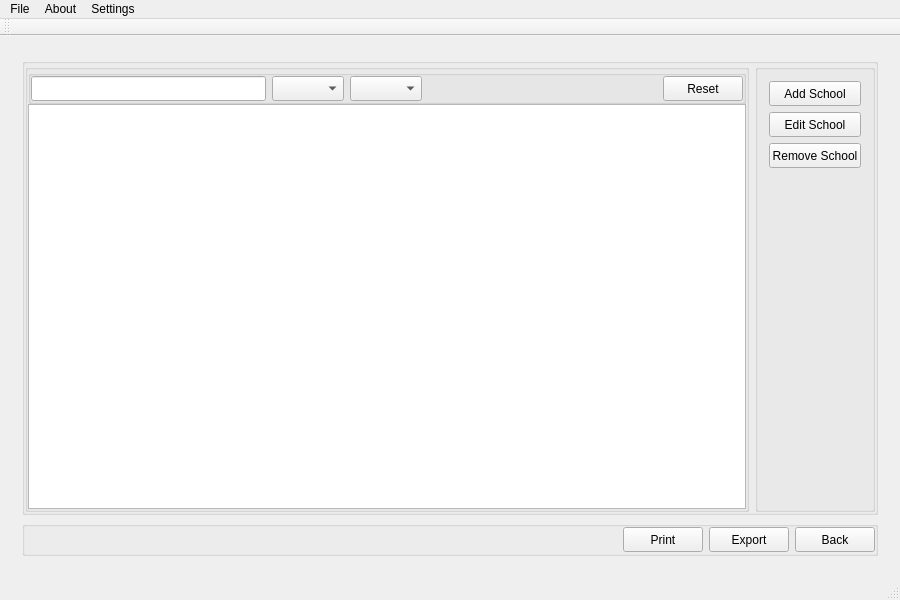
First picture: the form in QuickManager/mainwindow.ui, repository Vijay13/QuickManager, before the edit.
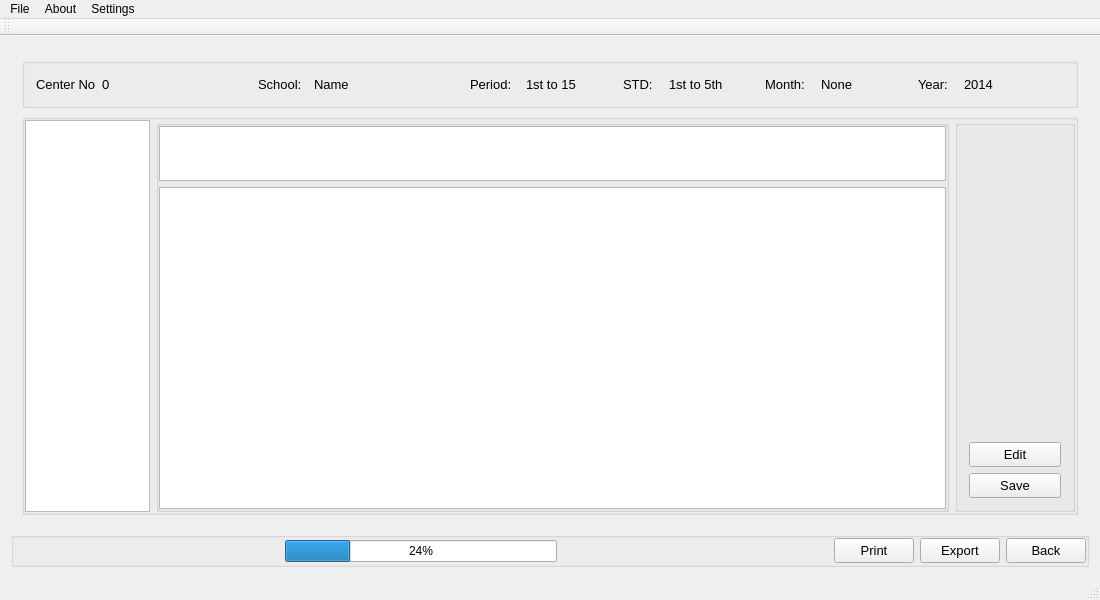
Second picture: the form after the edit.

What changed in the file:
```diff
--- a/QuickManager/mainwindow.ui
+++ b/QuickManager/mainwindow.ui
@@ -6,7 +6,7 @@
    <rect>
     <x>0</x>
     <y>0</y>
-    <width>900</width>
+    <width>1100</width>
     <height>600</height>
    </rect>
   </property>
@@ -18,7 +18,7 @@
     <item>
      <widget class="QStackedWidget" name="AllStackWidget">
       <property name="currentIndex">
-       <number>2</number>
+       <number>3</number>
       </property>
       <widget class="QWidget" name="MainStackWidget">
        <layout class="QGridLayout" name="gridLayout">
@@ -303,7 +303,11 @@
                </widget>
               </item>
               <item>
-               <widget class="QTableView" name="tableViewSchools"/>
+               <widget class="QTableView" name="tableViewSchools">
+                <property name="wordWrap">
+                 <bool>false</bool>
+                </property>
+               </widget>
               </item>
              </layout>
             </widget>
@@ -340,6 +344,11 @@
                   <height>16777215</height>
                  </size>
                 </property>
+                <property name="font">
+                 <font>
+                  <pointsize>10</pointsize>
+                 </font>
+                </property>
                 <property name="text">
                  <string>Add School</string>
                 </property>
@@ -359,6 +368,11 @@
                   <height>16777215</height>
                  </size>
                 </property>
+                <property name="font">
+                 <font>
+                  <pointsize>10</pointsize>
+                 </font>
+                </property>
                 <property name="text">
                  <string>Edit School</string>
                 </property>
@@ -378,6 +392,11 @@
                   <height>16777215</height>
                  </size>
                 </property>
+                <property name="font">
+                 <font>
+                  <pointsize>10</pointsize>
+                 </font>
+                </property>
                 <property name="text">
                  <string>Remove School</string>
                 </property>
@@ -402,80 +421,414 @@
           </layout>
          </widget>
         </item>
+       </layout>
+      </widget>
+      <widget class="QWidget" name="SchoolBillPage">
+       <layout class="QVBoxLayout" name="verticalLayout_5">
         <item>
-         <widget class="QGroupBox" name="groupBoxControl">
+         <widget class="QGroupBox" name="groupBoxHeader">
           <property name="minimumSize">
            <size>
             <width>0</width>
-            <height>35</height>
+            <height>50</height>
+           </size>
+          </property>
+          <property name="maximumSize">
+           <size>
+            <width>16777215</width>
+            <height>50</height>
            </size>
           </property>
           <property name="title">
            <string/>
           </property>
-          <layout class="QHBoxLayout" name="horizontalLayout_5">
-           <property name="spacing">
-            <number>6</number>
-           </property>
-           <property name="topMargin">
-            <number>0</number>
-           </property>
-           <property name="rightMargin">
-            <number>0</number>
-           </property>
-           <property name="bottomMargin">
-            <number>0</number>
-           </property>
+          <layout class="QHBoxLayout" name="horizontalLayout_8">
            <item>
-            <spacer name="horizontalSpacer">
-             <property name="orientation">
-              <enum>Qt::Horizontal</enum>
-             </property>
-             <property name="sizeHint" stdset="0">
-              <size>
-               <width>40</width>
-               <height>20</height>
-              </size>
-             </property>
-            </spacer>
-           </item>
-           <item>
-            <widget class="QPushButton" name="pushButtonPrintSchools">
-             <property name="minimumSize">
-              <size>
-               <width>0</width>
-               <height>25</height>
-              </size>
-             </property>
-             <property name="text">
-              <string>Print</string>
-             </property>
-            </widget>
-           </item>
-           <item>
-            <widget class="QPushButton" name="pushButtonExportSchools">
-             <property name="minimumSize">
-              <size>
-               <width>0</width>
-               <height>25</height>
-              </size>
-             </property>
-             <property name="text">
-              <string>Export</string>
-             </property>
-            </widget>
-           </item>
-           <item>
-            <widget class="QPushButton" name="pushButtonBack">
-             <property name="minimumSize">
+            <widget class="QLabel" name="labelCenterNoTitle">
+             <property name="maximumSize">
               <size>
                <width>60</width>
-               <height>25</height>
+               <height>16777215</height>
               </size>
              </property>
+             <property name="font">
+              <font>
+               <pointsize>10</pointsize>
+              </font>
+             </property>
              <property name="text">
-              <string>Back</string>
+              <string>Center No.</string>
              </property>
+            </widget>
+           </item>
+           <item>
+            <widget class="QLabel" name="labelBMCenterBody">
+             <property name="minimumSize">
+              <size>
+               <width>150</width>
+               <height>0</height>
+              </size>
+             </property>
+             <property name="font">
+              <font>
+               <pointsize>10</pointsize>
+              </font>
+             </property>
+             <property name="text">
+              <string>0</string>
+             </property>
+            </widget>
+           </item>
+           <item>
+            <widget class="QLabel" name="labelSchoolTitle">
+             <property name="maximumSize">
+              <size>
+               <width>50</width>
+               <height>16777215</height>
+              </size>
+             </property>
+             <property name="font">
+              <font>
+               <pointsize>10</pointsize>
+              </font>
+             </property>
+             <property name="text">
+              <string>School: </string>
+             </property>
+            </widget>
+           </item>
+           <item>
+            <widget class="QLabel" name="labelBMSchoolBody">
+             <property name="minimumSize">
+              <size>
+               <width>150</width>
+               <height>0</height>
+              </size>
+             </property>
+             <property name="font">
+              <font>
+               <pointsize>10</pointsize>
+              </font>
+             </property>
+             <property name="text">
+              <string>Name</string>
+             </property>
+            </widget>
+           </item>
+           <item>
+            <widget class="QLabel" name="labelPeriodTitle">
+             <property name="maximumSize">
+              <size>
+               <width>50</width>
+               <height>16777215</height>
+              </size>
+             </property>
+             <property name="font">
+              <font>
+               <pointsize>10</pointsize>
+              </font>
+             </property>
+             <property name="text">
+              <string>Period:</string>
+             </property>
+            </widget>
+           </item>
+           <item>
+            <widget class="QLabel" name="labelBMPeriodBody">
+             <property name="maximumSize">
+              <size>
+               <width>150</width>
+               <height>16777215</height>
+              </size>
+             </property>
+             <property name="font">
+              <font>
+               <pointsize>10</pointsize>
+              </font>
+             </property>
+             <property name="text">
+              <string>1st to 15</string>
+             </property>
+            </widget>
+           </item>
+           <item>
+            <widget class="QLabel" name="labelSTD">
+             <property name="maximumSize">
+              <size>
+               <width>40</width>
+               <height>16777215</height>
+              </size>
+             </property>
+             <property name="font">
+              <font>
+               <pointsize>10</pointsize>
+              </font>
+             </property>
+             <property name="text">
+              <string>STD:</string>
+             </property>
+            </widget>
+           </item>
+           <item>
+            <widget class="QLabel" name="labelBMSTDBody">
+             <property name="maximumSize">
+              <size>
+               <width>150</width>
+               <height>16777215</height>
+              </size>
+             </property>
+             <property name="font">
+              <font>
+               <pointsize>10</pointsize>
+              </font>
+             </property>
+             <property name="text">
+              <string>1st to 5th</string>
+             </property>
+            </widget>
+           </item>
+           <item>
+            <widget class="QLabel" name="labelMonthTitle">
+             <property name="maximumSize">
+              <size>
+               <width>50</width>
+               <height>16777215</height>
+              </size>
+             </property>
+             <property name="font">
+              <font>
+               <pointsize>10</pointsize>
+              </font>
+             </property>
+             <property name="text">
+              <string>Month:</string>
+             </property>
+            </widget>
+           </item>
+           <item>
+            <widget class="QLabel" name="labelBMMonthBody">
+             <property name="maximumSize">
+              <size>
+               <width>150</width>
+               <height>16777215</height>
+              </size>
+             </property>
+             <property name="font">
+              <font>
+               <pointsize>10</pointsize>
+              </font>
+             </property>
+             <property name="text">
+              <string>None</string>
+             </property>
+            </widget>
+           </item>
+           <item>
+            <widget class="QLabel" name="labelYearTitle">
+             <property name="minimumSize">
+              <size>
+               <width>40</width>
+               <height>0</height>
+              </size>
+             </property>
+             <property name="maximumSize">
+              <size>
+               <width>40</width>
+               <height>16777215</height>
+              </size>
+             </property>
+             <property name="font">
+              <font>
+               <pointsize>10</pointsize>
+              </font>
+             </property>
+             <property name="text">
+              <string>Year:</string>
+             </property>
+            </widget>
+           </item>
+           <item>
+            <widget class="QLabel" name="labelBMYearBody">
+             <property name="minimumSize">
+              <size>
+               <width>100</width>
+               <height>0</height>
+              </size>
+             </property>
+             <property name="font">
+              <font>
+               <pointsize>10</pointsize>
+              </font>
+             </property>
+             <property name="text">
+              <string>2014</string>
+             </property>
+            </widget>
+           </item>
+          </layout>
+         </widget>
+        </item>
+        <item>
+         <widget class="QGroupBox" name="groupBoxBody">
+          <property name="title">
+           <string/>
+          </property>
+          <layout class="QHBoxLayout" name="horizontalLayout_7">
+           <property name="leftMargin">
+            <number>0</number>
+           </property>
+           <property name="topMargin">
+            <number>0</number>
+           </property>
+           <property name="rightMargin">
+            <number>0</number>
+           </property>
+           <property name="bottomMargin">
+            <number>0</number>
+           </property>
+           <item>
+            <widget class="QListView" name="listViewSchools">
+             <property name="minimumSize">
+              <size>
+               <width>125</width>
+               <height>0</height>
+              </size>
+             </property>
+             <property name="maximumSize">
+              <size>
+               <width>125</width>
+               <height>16777215</height>
+              </size>
+             </property>
+            </widget>
+           </item>
+           <item>
+            <widget class="QGroupBox" name="groupBoxContent">
+             <property name="title">
+              <string/>
+             </property>
+             <layout class="QVBoxLayout" name="verticalLayout_6">
+              <property name="leftMargin">
+               <number>0</number>
+              </property>
+              <property name="topMargin">
+               <number>0</number>
+              </property>
+              <property name="rightMargin">
+               <number>0</number>
+              </property>
+              <property name="bottomMargin">
+               <number>0</number>
+              </property>
+              <item>
+               <widget class="QTableView" name="tableViewTotalBill">
+                <property name="minimumSize">
+                 <size>
+                  <width>0</width>
+                  <height>55</height>
+                 </size>
+                </property>
+                <property name="maximumSize">
+                 <size>
+                  <width>16777215</width>
+                  <height>55</height>
+                 </size>
+                </property>
+                <attribute name="horizontalHeaderDefaultSectionSize">
+                 <number>70</number>
+                </attribute>
+                <attribute name="verticalHeaderVisible">
+                 <bool>false</bool>
+                </attribute>
+                <attribute name="verticalHeaderCascadingSectionResizes">
+                 <bool>false</bool>
+                </attribute>
+                <attribute name="verticalHeaderDefaultSectionSize">
+                 <number>30</number>
+                </attribute>
+               </widget>
+              </item>
+              <item>
+               <widget class="QTableView" name="tableViewMainBill">
+                <property name="editTriggers">
+                 <set>QAbstractItemView::AnyKeyPressed|QAbstractItemView::DoubleClicked|QAbstractItemView::EditKeyPressed</set>
+                </property>
+                <attribute name="horizontalHeaderDefaultSectionSize">
+                 <number>70</number>
+                </attribute>
+               </widget>
+              </item>
+             </layout>
+            </widget>
+           </item>
+           <item>
+            <widget class="QGroupBox" name="groupBoxControlBill">
+             <property name="minimumSize">
+              <size>
+               <width>120</width>
+               <height>0</height>
+              </size>
+             </property>
+             <property name="maximumSize">
+              <size>
+               <width>100</width>
+               <height>16777215</height>
+              </size>
+             </property>
+             <property name="title">
+              <string/>
+             </property>
+             <layout class="QVBoxLayout" name="verticalLayout_7">
+              <item>
+               <spacer name="verticalSpacer_2">
+                <property name="orientation">
+                 <enum>Qt::Vertical</enum>
+                </property>
+                <property name="sizeHint" stdset="0">
+                 <size>
+                  <width>20</width>
+                  <height>40</height>
+                 </size>
+                </property>
+               </spacer>
+              </item>
+              <item>
+               <widget class="QPushButton" name="pushButtonEditSchoolBill">
+                <property name="minimumSize">
+                 <size>
+                  <width>0</width>
+                  <height>25</height>
+                 </size>
+                </property>
+                <property name="font">
+                 <font>
+                  <pointsize>10</pointsize>
+                 </font>
+                </property>
+                <property name="text">
+                 <string>Edit</string>
+                </property>
+               </widget>
+              </item>
+              <item>
+               <widget class="QPushButton" name="pushButtonSaveSchoolBill">
+                <property name="minimumSize">
+                 <size>
+                  <width>0</width>
+                  <height>25</height>
+                 </size>
+                </property>
+                <property name="font">
+                 <font>
+                  <pointsize>10</pointsize>
+                 </font>
+                </property>
+                <property name="text">
+                 <string>Save</string>
+                </property>
+               </widget>
+              </item>
+             </layout>
             </widget>
            </item>
           </layout>
@@ -485,6 +838,123 @@
       </widget>
      </widget>
     </item>
+    <item>
+     <widget class="QGroupBox" name="groupBoxControl">
+      <property name="minimumSize">
+       <size>
+        <width>0</width>
+        <height>35</height>
+       </size>
+      </property>
+      <property name="title">
+       <string/>
+      </property>
+      <layout class="QHBoxLayout" name="horizontalLayout_5">
+       <property name="spacing">
+        <number>6</number>
+       </property>
+       <property name="leftMargin">
+        <number>0</number>
+       </property>
+       <property name="topMargin">
+        <number>0</number>
+       </property>
+       <property name="rightMargin">
+        <number>0</number>
+       </property>
+       <property name="bottomMargin">
+        <number>0</number>
+       </property>
+       <item>
+        <spacer name="horizontalSpacer_4">
+         <property name="orientation">
+          <enum>Qt::Horizontal</enum>
+         </property>
+         <property name="sizeHint" stdset="0">
+          <size>
+           <width>40</width>
+           <height>20</height>
+          </size>
+         </property>
+        </spacer>
+       </item>
+       <item>
+        <widget class="QProgressBar" name="progressBar">
+         <property name="value">
+          <number>24</number>
+         </property>
+        </widget>
+       </item>
+       <item>
+        <spacer name="horizontalSpacer">
+         <property name="orientation">
+          <enum>Qt::Horizontal</enum>
+         </property>
+         <property name="sizeHint" stdset="0">
+          <size>
+           <width>40</width>
+           <height>20</height>
+          </size>
+         </property>
+        </spacer>
+       </item>
+       <item>
+        <widget class="QPushButton" name="pushButtonPrintSchools">
+         <property name="minimumSize">
+          <size>
+           <width>0</width>
+           <height>25</height>
+          </size>
+         </property>
+         <property name="font">
+          <font>
+           <pointsize>10</pointsize>
+          </font>
+         </property>
+         <property name="text">
+          <string>Print</string>
+         </property>
+        </widget>
+       </item>
+       <item>
+        <widget class="QPushButton" name="pushButtonExportSchools">
+         <property name="minimumSize">
+          <size>
+           <width>0</width>
+           <height>25</height>
+          </size>
+         </property>
+         <property name="font">
+          <font>
+           <pointsize>10</pointsize>
+          </font>
+         </property>
+         <property name="text">
+          <string>Export</string>
+         </property>
+        </widget>
+       </item>
+       <item>
+        <widget class="QPushButton" name="pushButtonBack">
+         <property name="minimumSize">
+          <size>
+           <width>60</width>
+           <height>25</height>
+          </size>
+         </property>
+         <property name="font">
+          <font>
+           <pointsize>10</pointsize>
+          </font>
+         </property>
+         <property name="text">
+          <string>Back</string>
+         </property>
+        </widget>
+       </item>
+      </layout>
+     </widget>
+    </item>
    </layout>
   </widget>
   <widget class="QMenuBar" name="menuBar">
@@ -492,7 +962,7 @@
     <rect>
      <x>0</x>
      <y>0</y>
-     <width>900</width>
+     <width>1100</width>
      <height>21</height>
     </rect>
    </property>
```
Left out of the diff: 189 changed lines with no effect on the pictures.
